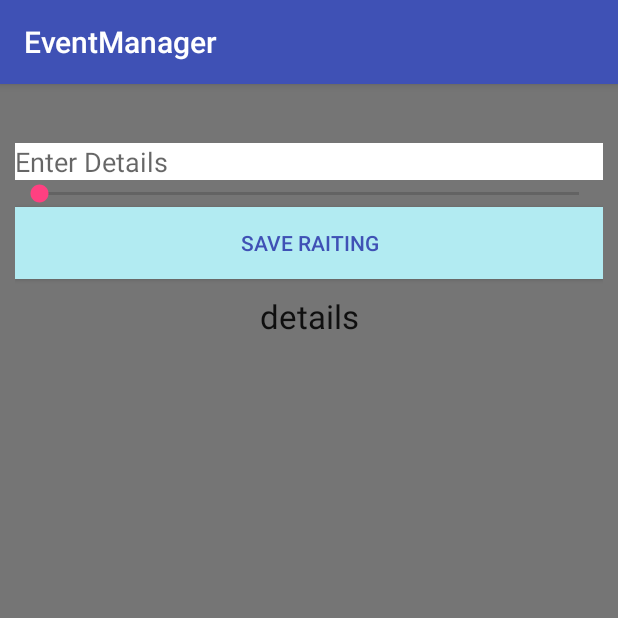
After one commit to AlenaSG/Capstone-Android, an Android app: the AddRaitingActivity screen opened directly, with no data from a screen before it, on a phone screen of 412 x 824 dp, the top half of it. The commit adds this screen. Run offline under Robolectric (Android 15) with nearby library versions, the phone set to English and light mode, and no system bars; our stand-ins replace Firebase (no records; nobody signed in at launch, a user with empty details on screens opened directly).

Commit message:
add rating and details to the event by relating data in firebase

```diff
--- a/app/build.gradle
+++ b/app/build.gradle
@@ -24,10 +24,10 @@ dependencies {
     androidTestCompile('com.android.support.test.espresso:espresso-core:2.2.2', {
         exclude group: 'com.android.support', module: 'support-annotations'
     })
+    //compile 'com.firebase:firebase-client-android:9.2.1'
     compile 'com.android.support:appcompat-v7:26.+'
     compile 'com.android.support.constraint:constraint-layout:1.0.2'
     compile 'com.google.firebase:firebase-auth:11.8.0'
-    //compile 'com.firebase:firebase-client-android:9.2.1'
     compile 'com.google.firebase:firebase-core:11.8.0'
     compile 'com.google.firebase:firebase-database:11.8.0'
     testCompile 'junit:junit:4.12'
--- a/app/src/main/AndroidManifest.xml
+++ b/app/src/main/AndroidManifest.xml
@@ -11,9 +11,7 @@
         android:roundIcon="@mipmap/ic_launcher_round"
         android:supportsRtl="true"
         android:theme="@style/AppTheme">
-        <activity android:name=".MainActivity">
-
-        </activity>
+        <activity android:name=".MainActivity"></activity>
         <activity android:name=".CreateEventActivity" />
         <activity android:name=".CalendarActivity" />
         <activity android:name=".FindEventActivity" />
@@ -24,6 +22,7 @@
                 <category android:name="android.intent.category.LAUNCHER" />
             </intent-filter>
         </activity>
+        <activity android:name=".AddRaitingActivity"></activity>
     </application>
 
 </manifest>
--- /dev/null
+++ b/app/src/main/java/com/epicodus/eventmanager/AddRaitingActivity.java
@@ -0,0 +1,75 @@
+package com.epicodus.eventmanager;
+
+import android.content.Intent;
+import android.support.v7.app.AppCompatActivity;
+import android.os.Bundle;
+import android.text.TextUtils;
+import android.view.View;
+import android.widget.Button;
+import android.widget.EditText;
+import android.widget.ListView;
+import android.widget.SeekBar;
+import android.widget.TextView;
+import android.widget.Toast;
+
+import com.google.firebase.database.DatabaseReference;
+import com.google.firebase.database.FirebaseDatabase;
+
+public class AddRaitingActivity extends AppCompatActivity {
+
+    TextView tvEventName;
+    EditText etDetails;
+    SeekBar sbRaiting;
+    Button btnSaveRaiting;
+
+    ListView lvDetails;
+
+    DatabaseReference databaseRaitings;
+    @Override
+    protected void onCreate(Bundle savedInstanceState) {
+        super.onCreate(savedInstanceState);
+        setContentView(R.layout.activity_add_raiting);
+
+        tvEventName = (TextView) findViewById(R.id.tvEventName);
+        etDetails = (EditText) findViewById(R.id.etDetails);
+        sbRaiting = (SeekBar) findViewById(R.id.sbRaiting);
+        btnSaveRaiting = (Button) findViewById(R.id.btnSaveRaiting);
+
+        lvDetails = (ListView) findViewById(R.id.lvDetails);
+
+        Intent intent = getIntent();
+
+        String id = intent.getStringExtra(CreateEventActivity.EVENT_ID);
+        String name = intent.getStringExtra(CreateEventActivity.EVENT_NAME);
+
+        tvEventName.setText(name);
+
+        databaseRaitings = FirebaseDatabase.getInstance().getReference("details").child(id);
+
+        btnSaveRaiting.setOnClickListener(new View.OnClickListener() {
+            @Override
+            public void onClick(View view) {
+                saveDetails();
+
+            }
+        });
+
+    }
+
+    private void saveDetails() {
+        String detailText = etDetails.getText().toString().trim();
+        int rating = sbRaiting.getProgress();
+
+        if(!TextUtils.isEmpty(detailText)){
+            String id = databaseRaitings.push().getKey();
+
+            Detail detail = new Detail(id, detailText, rating);
+
+            databaseRaitings.child(id).setValue(detail);
+            Toast.makeText(this, "details saved successfully", Toast.LENGTH_SHORT).show();
+        }else{
+            Toast.makeText(this, "Details should not be empty", Toast.LENGTH_LONG).show();
+        }
+
+    }
+}
--- /dev/null
+++ b/app/src/main/res/layout/activity_add_raiting.xml
@@ -0,0 +1,54 @@
+<?xml version="1.0" encoding="utf-8"?>
+<LinearLayout xmlns:android="http://schemas.android.com/apk/res/android"
+    xmlns:tools="http://schemas.android.com/tools"
+    android:layout_width="match_parent"
+    android:layout_height="match_parent"
+    tools:context="com.epicodus.eventmanager.AddRaitingActivity"
+    android:background="@color/secondary_text"
+    android:orientation="vertical"
+    android:paddingBottom="10dp"
+    android:paddingTop="10dp"
+    android:paddingRight="10dp"
+    android:paddingLeft="10dp">
+
+    <TextView
+        android:layout_width="match_parent"
+        android:layout_height="wrap_content"
+        android:id="@+id/tvEventName"
+        android:textAppearance="@style/Base.TextAppearance.AppCompat.Large"/>
+
+    <EditText
+        android:layout_width="match_parent"
+        android:layout_height="wrap_content"
+        android:id="@+id/etDetails"
+        android:background="@color/icons"
+        android:hint="Enter Details"/>
+
+    <SeekBar
+        android:layout_width="match_parent"
+        android:layout_height="wrap_content"
+        android:id="@+id/sbRaiting"
+        android:max="5"/>
+
+    <Button
+        android:layout_width="match_parent"
+        android:layout_height="wrap_content"
+        android:text="save raiting"
+        android:id="@+id/btnSaveRaiting"
+        android:background="@color/primary_light"
+        android:textColor="@color/colorPrimary" />
+
+    <TextView
+        android:layout_width="match_parent"
+        android:layout_height="wrap_content"
+        android:text="details"
+        android:padding="10dp"
+        android:textAlignment="center"
+        android:textAppearance="@style/TextAppearance.AppCompat.Large"
+        android:id="@+id/tvDetails" />
+
+    <ListView
+        android:id="@+id/lvDetails"
+        android:layout_width="match_parent"
+        android:layout_height="wrap_content" />
+</LinearLayout>
```
Also changed, not shown: app/src/main/java/com/epicodus/eventmanager/CreateEventActivity.java (+18 -0 lines), app/src/main/java/com/epicodus/eventmanager/Detail.java (added, +33 -0 lines).
